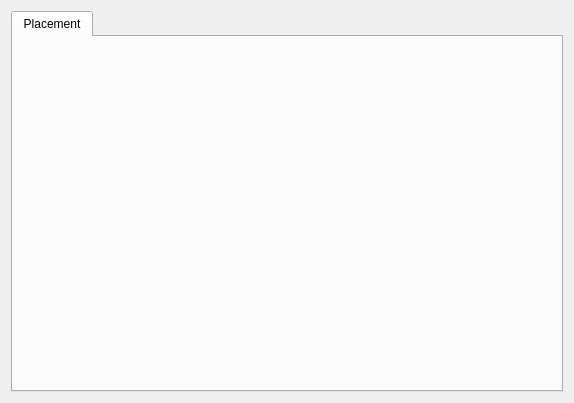
Qt form Gui/Details/GameDetails/gamesummarywidget.ui (lbproductions/ProjectStats) before a commit.
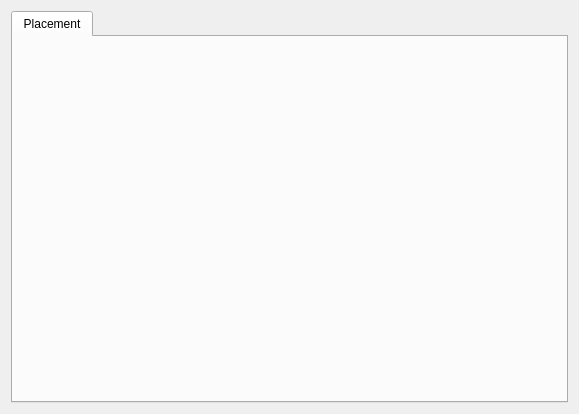
The same form after that commit.

Commit message: - GamesSummaryWidget: 	* Fixed horrible (!) memory leaks 	* Heavy performance improvements 	* Improved medal view to look nicer/cleaner 	* Simplyfied Layouts to get more performance from Qt 	* some other minor fixes/improvements

Patch:
```diff
--- a/Gui/Details/GameDetails/gamesummarywidget.ui
+++ b/Gui/Details/GameDetails/gamesummarywidget.ui
@@ -6,8 +6,8 @@
    <rect>
     <x>0</x>
     <y>0</y>
-    <width>574</width>
-    <height>403</height>
+    <width>579</width>
+    <height>414</height>
    </rect>
   </property>
   <property name="windowTitle">
@@ -26,6 +26,7 @@
       <attribute name="title">
        <string>Placement</string>
       </attribute>
+      <layout class="QGridLayout" name="gridLayout"/>
      </widget>
     </widget>
    </item>
```
Left out of the diff: 3 changed lines with no effect on the pictures. The commit also changes 9 other files.
